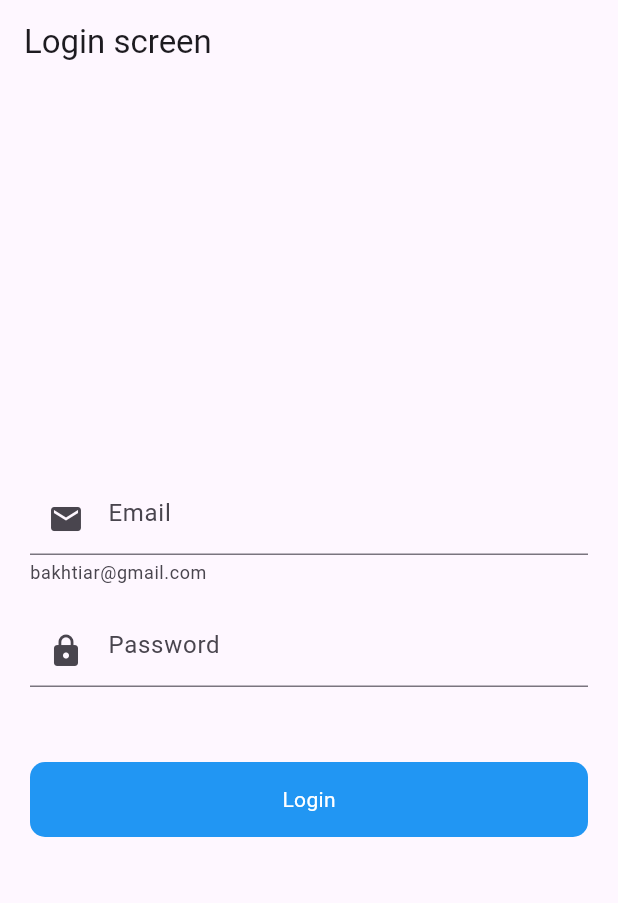
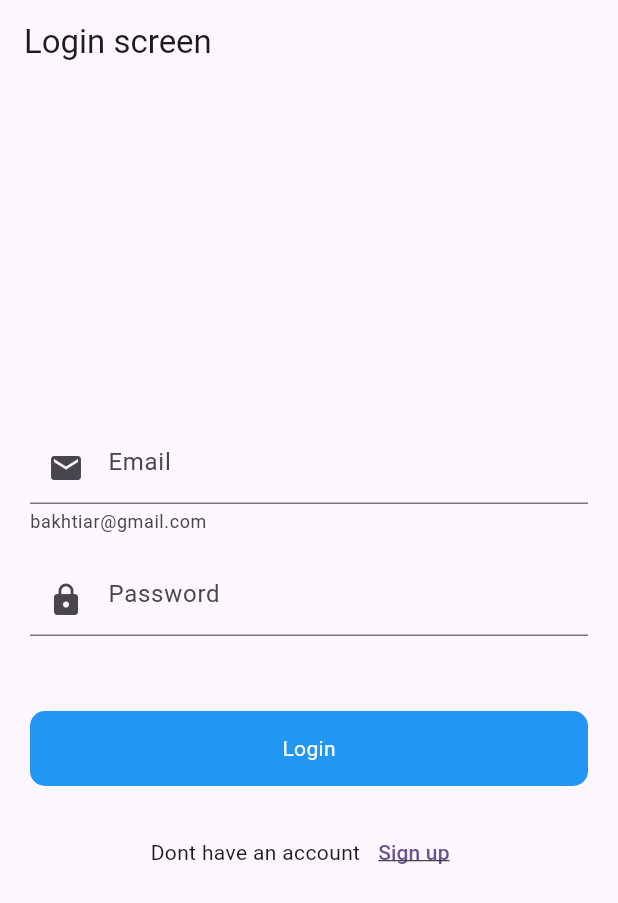
Before and after one commit to Shaikh-Saqlain-Ahmad/Firebase-integration, a Flutter app: the screen it shows after launch, on a phone screen of 412 x 824 dp. Shown: the top 903 px of the screen. Run offline on Flutter 3.47's test engine with Material 2 defaults, Android fonts, the phone set to English and light mode, and no system bars; our stand-ins replace firebase_core; accounts and stored records are empty.

```diff
--- a/lib/ui/auth/login-screen.dart
+++ b/lib/ui/auth/login-screen.dart
@@ -1,5 +1,7 @@
+import 'package:firebase/ui/auth/signup-screen.dart';
 import 'package:firebase/widgets/round-button.dart';
 import 'package:flutter/material.dart';
+import 'package:flutter/services.dart';
 
 class LoginScreen extends StatefulWidget {
   const LoginScreen({super.key});
@@ -22,7 +24,12 @@ class _LoginScreenState extends State<LoginScreen> {
   }
 
   Widget build(BuildContext context) {
-    return Scaffold(
+    return WillPopScope(
+      onWillPop: () async {
+        SystemNavigator.pop();
+        return true;
+      },
+      child: Scaffold(
         appBar: AppBar(
           title: Text('Login screen'),
           automaticallyImplyLeading: false,
@@ -67,7 +74,7 @@ class _LoginScreenState extends State<LoginScreen> {
                               } else {
                                 return null;
                               }
-                          })
+                            }),
                       ],
                     )),
                 SizedBox(
@@ -78,8 +85,31 @@ class _LoginScreenState extends State<LoginScreen> {
                   ontap: () {
                     if (_formKey.currentState!.validate()) {}
                   },
+                ),
+                SizedBox(
+                  height: 20,
+                ),
+                Row(
+                  mainAxisAlignment: MainAxisAlignment.center,
+                  children: [
+                    Text('Dont have an account'),
+                    TextButton(
+                        onPressed: () {
+                          Navigator.push(
+                              context,
+                              MaterialPageRoute(
+                                builder: (context) => SignupScreen(),
+                              ));
+                        },
+                        child: Text(
+                          'Sign up',
+                          style:
+                              TextStyle(decoration: TextDecoration.underline),
+                        ))
+                  ],
                 )
               ]),
+        ),
       ),
     );
   }
```
Also changed, not shown: lib/ui/auth/signup-screen.dart (added, +107 -0 lines). Lines whose indentation alone changed are shown as unchanged.
